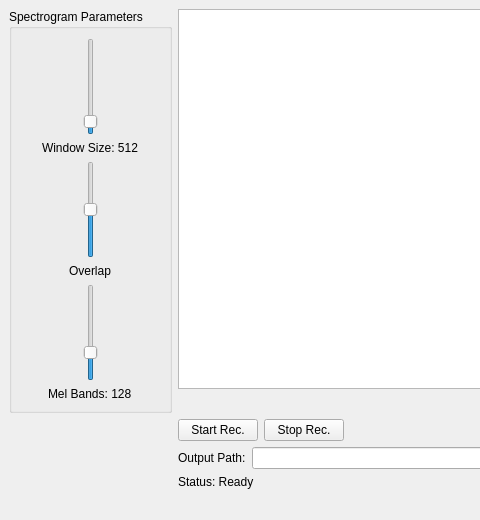
Qt form EchoGrapherQT/mainwindow.ui (AliTahir-101/EchoGrapher) before a commit; both pictures show x 0 to 480 and y 0 to 520 of the 808 by 520 pixel window.
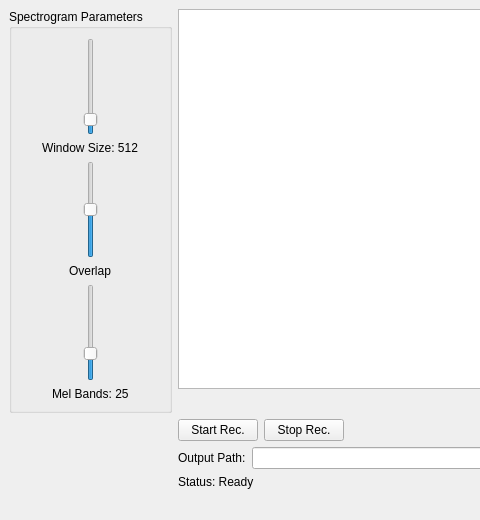
The same form after that commit.

Commit message: Update to visualize it better and setting the optimal ranges for window, overlap and mel filters.

```diff
--- a/EchoGrapherQT/mainwindow.ui
+++ b/EchoGrapherQT/mainwindow.ui
@@ -27,7 +27,7 @@
           <number>460</number>
          </property>
          <property name="maximum">
-          <number>1200</number>
+          <number>1024</number>
          </property>
          <property name="singleStep">
           <number>1</number>
@@ -82,10 +82,10 @@
        <item alignment="Qt::AlignHCenter">
         <widget class="QSlider" name="melBandSlider">
          <property name="minimum">
-          <number>1</number>
+          <number>20</number>
          </property>
          <property name="maximum">
-          <number>500</number>
+          <number>40</number>
          </property>
          <property name="singleStep">
           <number>1</number>
@@ -94,7 +94,7 @@
           <number>1</number>
          </property>
          <property name="value">
-          <number>128</number>
+          <number>25</number>
          </property>
          <property name="orientation">
           <enum>Qt::Vertical</enum>
@@ -104,7 +104,7 @@
        <item alignment="Qt::AlignHCenter">
         <widget class="QLabel" name="melBandFLabel">
          <property name="text">
-          <string>Mel Bands: 128</string>
+          <string>Mel Bands: 25</string>
          </property>
         </widget>
        </item>
```
Left out of the diff: 6 changed lines with no effect on the pictures. The commit also changes 3 other files.
